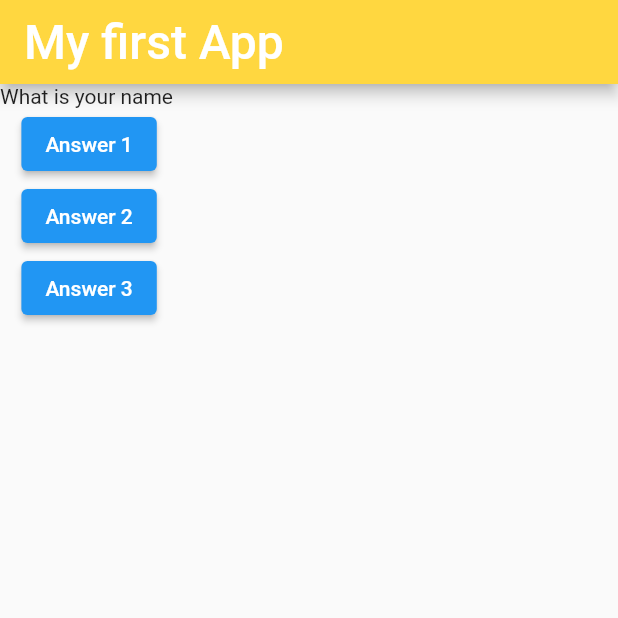
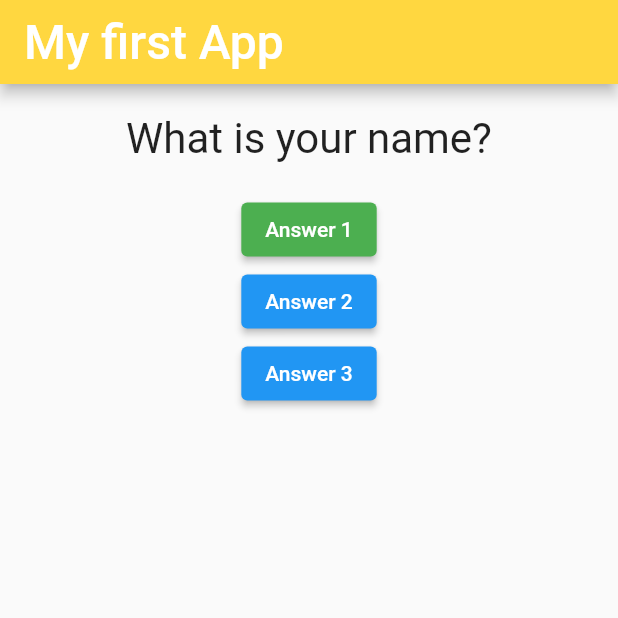
Before and after one commit to Asif-28/Fluttter, a Flutter app: the screen it shows after launch, on a phone screen of 412 x 824 dp, the top half of it. Run offline on Flutter 3.47's test engine with Material 2 defaults, Android fonts, the phone set to English and light mode, and no system bars.

Commit message:
day3 of flutter

```diff
--- a/lib/main.dart
+++ b/lib/main.dart
@@ -26,7 +26,11 @@ class _MyAppState extends State<MyApp> {
 
   @override
   Widget build(BuildContext context) {
-    var questions = ['What is your name ', 'What is your favourite color '];
+    var questions = [
+      'What is your name? ',
+      'What is your favourite color? ',
+      'What is the name of your pet?'
+    ];
     return MaterialApp(
       home: Scaffold(
         appBar: AppBar(
@@ -37,7 +41,11 @@ class _MyAppState extends State<MyApp> {
           children: [
             Question(questions[_questionIndex]),
             ElevatedButton(
-                child: Text('Answer 1'), onPressed: _answerQuestions),
+                style: ButtonStyle(
+                  backgroundColor: MaterialStateProperty.all(Colors.green),
+                ),
+                child: Text('Answer 1'),
+                onPressed: _answerQuestions),
             ElevatedButton(
               child: Text('Answer 2'),
               onPressed: _answerQuestions,
--- a/lib/question.dart
+++ b/lib/question.dart
@@ -8,6 +8,14 @@ class Question extends StatelessWidget {
   Question(this.questionText);
   @override
   Widget build(BuildContext context) {
-    return Text(questionText);
+    return Container(
+      width: double.infinity,
+      margin: EdgeInsets.all(20),
+      child: Text(
+        questionText,
+        style: TextStyle(fontSize: 28),
+        textAlign: TextAlign.center,
+      ),
+    );
   }
 }
```
Also changed, not shown: lib/answer.dart (added, +17 -0 lines).
